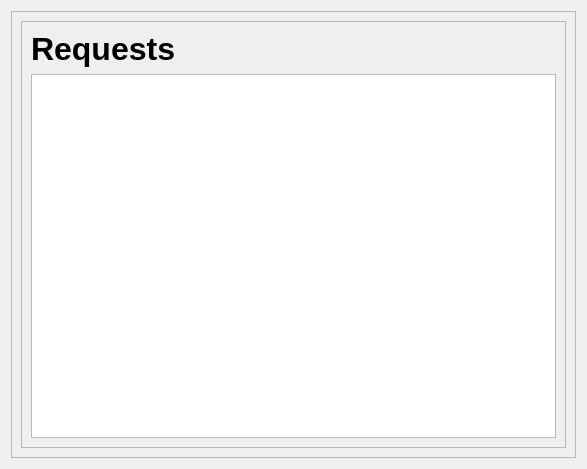
The window that chkreq.ui (aavashlamichhane/LibMan) describes before a commit, drawn with Qt 5.
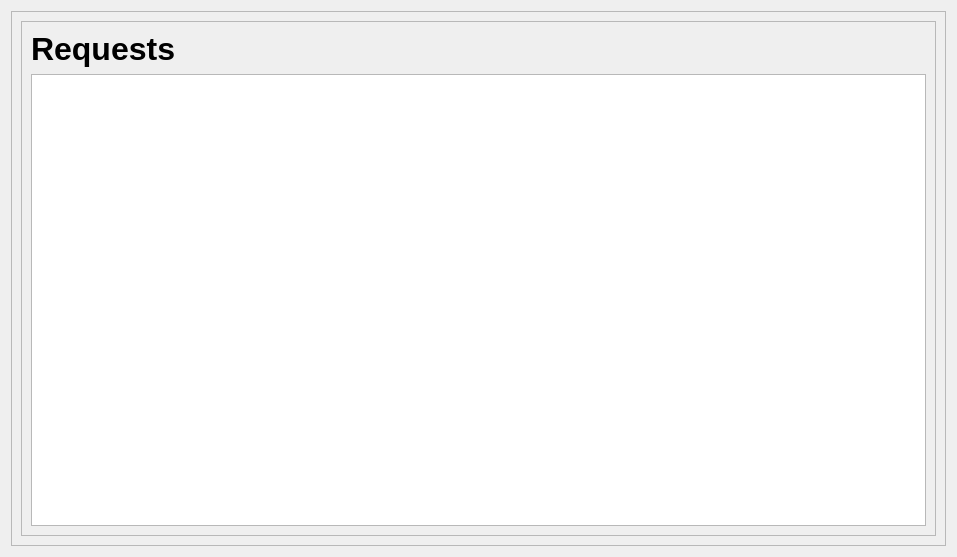
The same window after the commit.

Diff of the .ui file:
```diff
--- a/chkreq.ui
+++ b/chkreq.ui
@@ -6,8 +6,8 @@
    <rect>
     <x>0</x>
     <y>0</y>
-    <width>587</width>
-    <height>469</height>
+    <width>957</width>
+    <height>557</height>
    </rect>
   </property>
   <property name="windowTitle">
```
